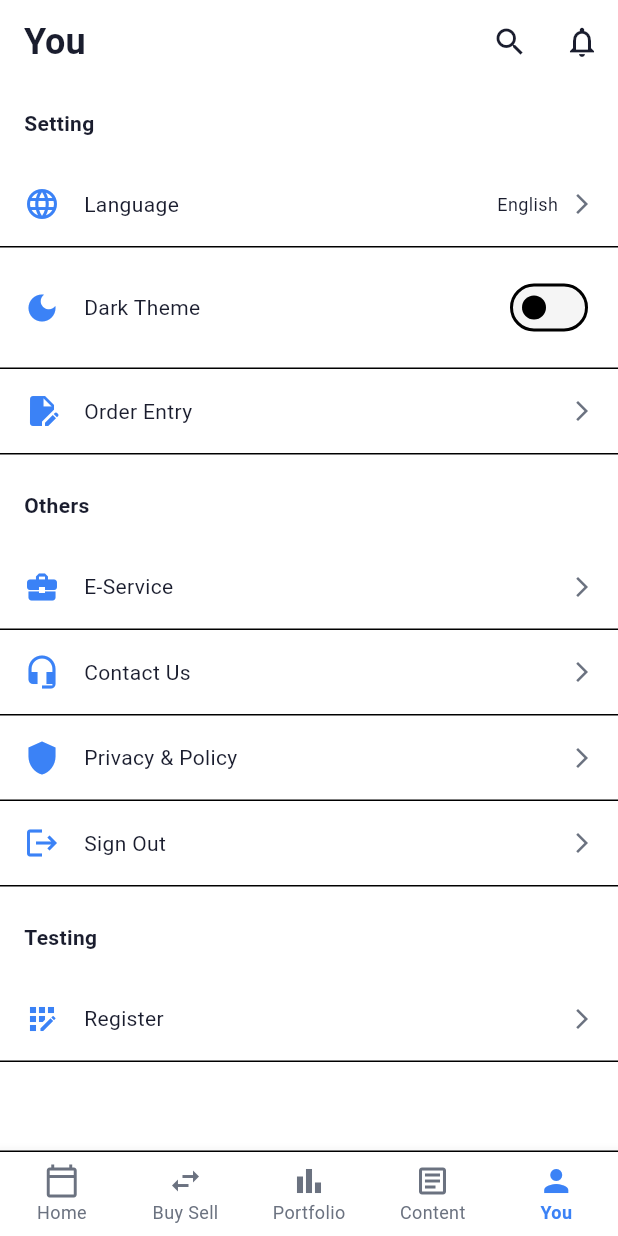
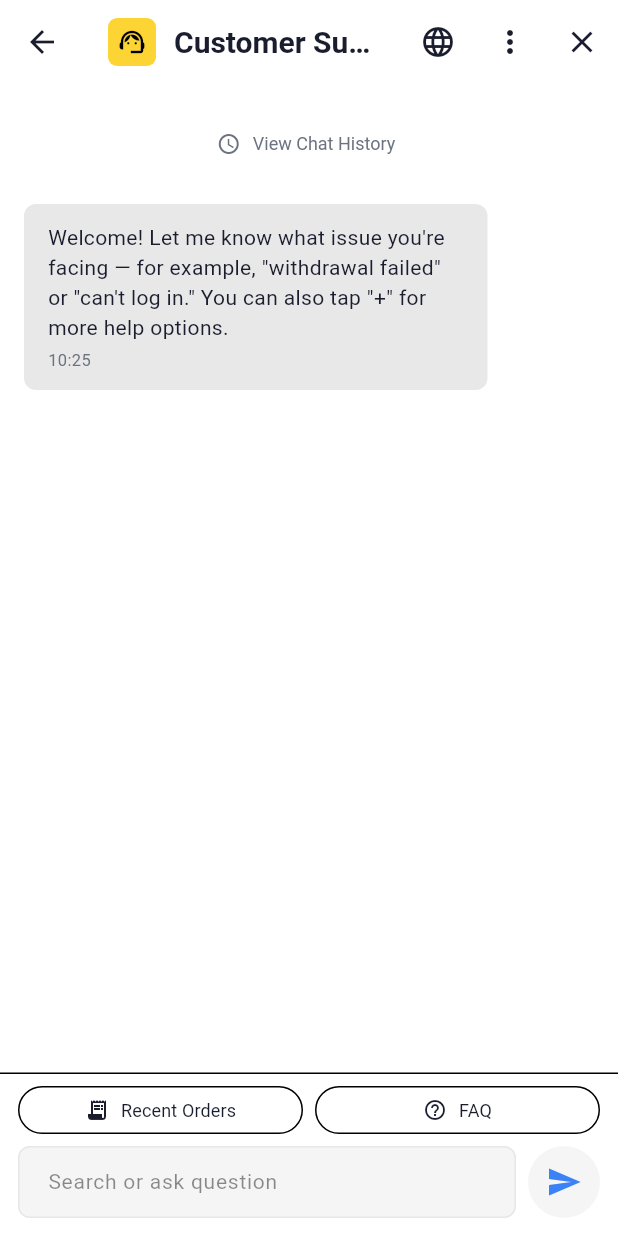
Before and after one commit to RievoCante/lib-light, a Flutter app: the SettingsPage screen opened by its route, after a tap on "Contact Us", on a phone screen of 412 x 824 dp. Run offline on Flutter 3.47's test engine with Material 3 defaults, Android fonts, the phone set to English and light mode, and no system bars; our stand-ins replace equatable, firebase_core, flutter_riverpod, flutter_secure_storage, go_router, image_picker and 3 more; missing offline and left inert: webview_flutter_android; accounts and stored records are empty.

Commit message:
add support page UI

```diff
--- a/lib/app.dart
+++ b/lib/app.dart
@@ -13,6 +13,7 @@ import 'presentation/screens/buy_sell/buy_sell_page.dart';
 import 'presentation/screens/portfolio/portfolio_page.dart';
 import 'presentation/screens/content/content_page.dart';
 import 'presentation/screens/settings/settings_page.dart';
+import 'presentation/screens/support/support_chat_page.dart';
 import 'presentation/widgets/navigation/bottom_nav_bar.dart';
 
 class LiberatorApp extends ConsumerStatefulWidget {
@@ -50,6 +51,10 @@ class _LiberatorAppState extends ConsumerState<LiberatorApp> {
       },
       routes: [
         GoRoute(path: '/login', builder: (context, state) => const LoginPage()),
+        GoRoute(
+          path: '/support-chat',
+          builder: (context, state) => const SupportChatPage(),
+        ),
         ShellRoute(
           builder: (context, state, child) {
             return MainScaffold(child: child);
--- /dev/null
+++ b/lib/data/models/support_message.dart
@@ -0,0 +1,47 @@
+// Support chat message model
+class SupportMessage {
+  final String id;
+  final String content;
+  final bool isFromUser;
+  final DateTime timestamp;
+  final MessageType type;
+
+  const SupportMessage({
+    required this.id,
+    required this.content,
+    required this.isFromUser,
+    required this.timestamp,
+    this.type = MessageType.text,
+  });
+}
+
+enum MessageType { text, faq }
+
+// FAQ item model
+class FaqItem {
+  final String id;
+  final String question;
+  final String answer;
+  final bool isExpanded;
+
+  const FaqItem({
+    required this.id,
+    required this.question,
+    required this.answer,
+    this.isExpanded = false,
+  });
+
+  FaqItem copyWith({
+    String? id,
+    String? question,
+    String? answer,
+    bool? isExpanded,
+  }) {
+    return FaqItem(
+      id: id ?? this.id,
+      question: question ?? this.question,
+      answer: answer ?? this.answer,
+      isExpanded: isExpanded ?? this.isExpanded,
+    );
+  }
+}
--- /dev/null
+++ b/lib/data/repositories/mock_chat_repository.dart
@@ -0,0 +1,71 @@
+// Mock chat repository for support chat
+import '../models/support_message.dart';
+
+class MockChatRepository {
+  // Get welcome message from support bot
+  static SupportMessage getWelcomeMessage() {
+    return SupportMessage(
+      id: 'welcome_1',
+      content:
+          'Welcome! Let me know what issue you\'re facing — for example, "withdrawal failed" or "can\'t log in." You can also tap "+" for more help options.',
+      isFromUser: false,
+      timestamp: DateTime.now().subtract(const Duration(minutes: 5)),
+      type: MessageType.text,
+    );
+  }
+
+  // Get FAQ items
+  static List<FaqItem> getFaqItems() {
+    return [
+      const FaqItem(
+        id: 'faq_1',
+        question: 'How to lift P2P suspension',
+        answer:
+            'To lift your P2P suspension, go to Settings > Account > P2P Trading. Follow the verification steps to resolve any issues. If you need further assistance, contact our support team.',
+      ),
+      const FaqItem(
+        id: 'faq_2',
+        question: 'How to find the Restrictions Removal Center',
+        answer:
+            'Navigate to your account settings, then select Security > Restrictions. You\'ll find the Removal Center there where you can view and appeal any restrictions on your account.',
+      ),
+      const FaqItem(
+        id: 'faq_3',
+        question: 'How do I know the result of the lift suspension appeal',
+        answer:
+            'You will receive a notification via email and in-app notification once your appeal has been reviewed. Typically, appeals are processed within 24-48 hours. You can also check the status in Settings > Account > Appeals.',
+      ),
+      const FaqItem(
+        id: 'faq_4',
+        question: 'If your appeal is not accepted/rejected',
+        answer:
+            'If your appeal is pending for more than 48 hours, please contact our support team directly. You can reach us via this chat or email support@liberator.co.th with your appeal reference number.',
+      ),
+      const FaqItem(
+        id: 'faq_5',
+        question: 'If your appeal is accepted/completed',
+        answer:
+            'Once your appeal is accepted, the restrictions will be lifted within 1-2 hours. You will receive a confirmation notification and can resume normal trading activities immediately.',
+      ),
+      const FaqItem(
+        id: 'faq_6',
+        question:
+            'If there is no P2P suspension on you, but you can\'t post ads',
+        answer:
+            'This might be due to other account restrictions or verification requirements. Please check: 1) Your KYC verification status, 2) Minimum account age requirements, 3) Trading volume requirements. Contact support if the issue persists.',
+      ),
+      const FaqItem(
+        id: 'faq_7',
+        question:
+            'EEA (Europe) residents pay attention to the MiCA Stablecoin Rules Implementation',
+        answer:
+            'As per MiCA regulations, EEA residents are subject to specific stablecoin trading limits and verification requirements. Please ensure your account is fully verified and review the latest compliance guidelines in Settings > Compliance.',
+      ),
+    ];
+  }
+
+  // Get all messages (welcome + user message)
+  static List<SupportMessage> getAllMessages() {
+    return [getWelcomeMessage()];
+  }
+}
--- a/lib/localization/app_localizations.dart
+++ b/lib/localization/app_localizations.dart
@@ -112,6 +112,12 @@ class AppLocalizations {
   String get pinPlaceholder => translate('pin_placeholder');
   String get testing => translate('testing');
   String get register => translate('register');
+  String get supportChat => translate('support_chat');
+  String get viewChatHistory => translate('view_chat_history');
+  String get recentOrders => translate('recent_orders');
+  String get searchOrAsk => translate('search_or_ask');
+  String get solved => translate('solved');
+  String get unsolved => translate('unsolved');
 
   bool get isThaiLanguage => locale.languageCode == 'th';
 }
--- a/lib/presentation/screens/settings/settings_page.dart
+++ b/lib/presentation/screens/settings/settings_page.dart
@@ -1,6 +1,7 @@
 // Settings (You) page with light theme
 import 'package:flutter/material.dart';
 import 'package:flutter_riverpod/flutter_riverpod.dart';
+import 'package:go_router/go_router.dart';
 import '../../../core/constants/app_colors.dart';
 import '../../../core/constants/app_text_styles.dart';
 import '../../../localization/app_localizations.dart';
@@ -134,7 +135,7 @@ class SettingsPage extends ConsumerWidget {
               color: Theme.of(context).textTheme.bodySmall?.color,
             ),
             onTap: () {
-              // Navigate to contact us
+              context.push('/support-chat');
             },
           ),
 
--- /dev/null
+++ b/lib/presentation/screens/support/support_chat_page.dart
@@ -0,0 +1,302 @@
+// Support chat page with FAQ and mock messages
+import 'package:flutter/material.dart';
+import 'package:flutter_riverpod/flutter_riverpod.dart';
+import '../../../core/constants/app_text_styles.dart';
+import '../../../data/models/support_message.dart';
+import '../../../data/repositories/mock_chat_repository.dart';
+import '../../../localization/app_localizations.dart';
+import '../../widgets/chat/message_bubble.dart';
+import '../../widgets/chat/faq_item_widget.dart';
+
+class SupportChatPage extends ConsumerStatefulWidget {
+  const SupportChatPage({super.key});
+
+  @override
+  ConsumerState<SupportChatPage> createState() => _SupportChatPageState();
+}
+
+class _SupportChatPageState extends ConsumerState<SupportChatPage> {
+  final TextEditingController _messageController = TextEditingController();
+  final ScrollController _scrollController = ScrollController();
+  List<FaqItem> _faqItems = [];
+  List<SupportMessage> _messages = [];
+  bool _showFaq = false;
+
+  @override
+  void initState() {
+    super.initState();
+    _faqItems = MockChatRepository.getFaqItems();
+    _messages = [MockChatRepository.getWelcomeMessage()];
+  }
+
+  @override
+  void dispose() {
+    _messageController.dispose();
+    _scrollController.dispose();
+    super.dispose();
+  }
+
+  void _toggleFaqItem(int index) {
+    setState(() {
+      _faqItems[index] = _faqItems[index].copyWith(
+        isExpanded: !_faqItems[index].isExpanded,
+      );
+    });
+  }
+
+  void _toggleFaqView() {
+    setState(() {
+      _showFaq = !_showFaq;
+    });
+  }
+
+  void _sendMessage() {
+    final text = _messageController.text.trim();
+    if (text.isEmpty) return;
+
+    setState(() {
+      _messages.add(
+        SupportMessage(
+          id: 'user_${DateTime.now().millisecondsSinceEpoch}',
+          content: text,
+          isFromUser: true,
+          timestamp: DateTime.now(),
+          type: MessageType.text,
+        ),
+      );
+      _messageController.clear();
+    });
+
+    // Auto-scroll to bottom after sending
+    WidgetsBinding.instance.addPostFrameCallback((_) {
+      if (_scrollController.hasClients) {
+        _scrollController.animateTo(
+          _scrollController.position.maxScrollExtent,
+          duration: const Duration(milliseconds: 300),
+          curve: Curves.easeOut,
+        );
+      }
+    });
+  }
+
+  @override
+  Widget build(BuildContext context) {
+    final l10n = AppLocalizations.of(context);
+    final isDarkMode = Theme.of(context).brightness == Brightness.dark;
+
+    return Scaffold(
+      appBar: AppBar(
+        leading: IconButton(
+          icon: const Icon(Icons.arrow_back),
+          onPressed: () => Navigator.pop(context),
+        ),
+        title: Row(
+          children: [
+            Container(
+              width: 32,
+              height: 32,
+              decoration: BoxDecoration(
+                color: isDarkMode
+                    ? const Color(0xFFF0B90B)
+                    : const Color(0xFFFCD535),
+                borderRadius: BorderRadius.circular(6),
+              ),
+              child: const Center(
+                child: Icon(Icons.support_agent, color: Colors.black, size: 20),
+              ),
+            ),
+            const SizedBox(width: 12),
+            Expanded(child: Text(l10n.supportChat, style: AppTextStyles.h3)),
+          ],
+        ),
+        actions: [
+          IconButton(icon: const Icon(Icons.language), onPressed: () {}),
+          IconButton(icon: const Icon(Icons.more_vert), onPressed: () {}),
+          IconButton(
+            icon: const Icon(Icons.close),
+            onPressed: () => Navigator.pop(context),
+          ),
+        ],
+      ),
+      body: Column(
+        children: [
+          Expanded(
+            child: ListView(
+              controller: _scrollController,
+              padding: const EdgeInsets.symmetric(vertical: 16),
+              children: [
+                // View Chat History button
+                Center(
+                  child: TextButton.icon(
+                    onPressed: () {},
+                    icon: Icon(
+                      Icons.access_time,
+                      size: 16,
+                      color: Theme.of(context).textTheme.bodySmall?.color,
+                    ),
+                    label: Text(
+                      l10n.viewChatHistory,
+                      style: AppTextStyles.bodySmall.copyWith(
+                        color: Theme.of(context).textTheme.bodySmall?.color,
+                      ),
+                    ),
+                  ),
+                ),
+
+                const SizedBox(height: 8),
+
+                // Messages
+                ..._messages.map((message) => MessageBubble(message: message)),
+
+                // FAQ Items (only show when _showFaq is true)
+                if (_showFaq) ...[
+                  const SizedBox(height: 16),
+                  ..._faqItems.asMap().entries.map((entry) {
+                    final index = entry.key;
+                    final faqItem = entry.value;
+                    return FaqItemWidget(
+                      faqItem: faqItem,
+                      onTap: () => _toggleFaqItem(index),
+                    );
+                  }),
+                ],
+
+                const SizedBox(height: 16),
+              ],
+            ),
+          ),
+
+          // Bottom buttons and input
+          Container(
+            decoration: BoxDecoration(
+              color: Theme.of(context).scaffoldBackgroundColor,
+              border: Border(
+                top: BorderSide(
+                  color: Theme.of(context).dividerColor,
+                  width: 1,
+                ),
+              ),
+            ),
+            child: Column(
+              mainAxisSize: MainAxisSize.min,
+              children: [
+                // Recent Orders and FAQ buttons
+                Padding(
+                  padding: const EdgeInsets.fromLTRB(12, 8, 12, 8),
+                  child: Row(
+                    children: [
+                      Expanded(
+                        child: OutlinedButton.icon(
+                          onPressed: () {}, // No function yet
+                          icon: const Icon(Icons.receipt_long, size: 16),
+                          label: Text(
+                            l10n.recentOrders,
+                            style: AppTextStyles.bodySmall,
+                          ),
+                          style: OutlinedButton.styleFrom(
+                            foregroundColor: Theme.of(
+                              context,
+                            ).textTheme.bodyMedium?.color,
+                            side: BorderSide(
+                              color: Theme.of(context).dividerColor,
+                            ),
+                            padding: const EdgeInsets.symmetric(
+                              horizontal: 12,
+                              vertical: 6,
+                            ),
+                            minimumSize: const Size(0, 32),
+                            tapTargetSize: MaterialTapTargetSize.shrinkWrap,
+                          ),
+                        ),
+                      ),
+                      const SizedBox(width: 8),
+                      Expanded(
+                        child: OutlinedButton.icon(
+                          onPressed: _toggleFaqView,
+                          icon: const Icon(Icons.help_outline, size: 16),
+                          label: Text('FAQ', style: AppTextStyles.bodySmall),
+                          style: OutlinedButton.styleFrom(
+                            foregroundColor: _showFaq
+                                ? Theme.of(context).primaryColor
+                                : Theme.of(context).textTheme.bodyMedium?.color,
+                            side: BorderSide(
+                              color: _showFaq
+                                  ? Theme.of(context).primaryColor
+                                  : Theme.of(context).dividerColor,
+                            ),
+                            padding: const EdgeInsets.symmetric(
+                              horizontal: 12,
+                              vertical: 6,
+                            ),
+                            minimumSize: const Size(0, 32),
+                            tapTargetSize: MaterialTapTargetSize.shrinkWrap,
+                          ),
+                        ),
+                      ),
+                    ],
+                  ),
+                ),
+
+                // Text input field
+                Padding(
+                  padding: const EdgeInsets.fromLTRB(12, 0, 12, 12),
+                  child: Row(
+                    children: [
+                      Expanded(
+                        child: TextField(
+                          controller: _messageController,
+                          decoration: InputDecoration(
+                            hintText: l10n.searchOrAsk,
+                            hintStyle: TextStyle(
+                              color: isDarkMode
+                                  ? Colors.white54
+                                  : Colors.black45,
+                            ),
+                            filled: true,
+                            fillColor: isDarkMode
+                                ? const Color(0xFF2B3139)
+                                : Colors.grey[100],
+                            border: OutlineInputBorder(
+                              borderRadius: BorderRadius.circular(8),
+                              borderSide: BorderSide.none,
+                            ),
+                            contentPadding: const EdgeInsets.symmetric(
+                              horizontal: 16,
+                              vertical: 12,
+                            ),
+                          ),
+                          style: AppTextStyles.bodyMedium.copyWith(
+                            color: Theme.of(
+                              context,
+                            ).textTheme.bodyMedium?.color,
+                          ),
+                          maxLines: null,
+                          textInputAction: TextInputAction.send,
+                          onSubmitted: (_) => _sendMessage(),
+                        ),
+                      ),
+                      const SizedBox(width: 8),
+                      IconButton(
+                        onPressed: _sendMessage,
+                        icon: Icon(
+                          Icons.send,
+                          color: Theme.of(context).primaryColor,
+                        ),
+                        padding: const EdgeInsets.all(12),
+                        style: IconButton.styleFrom(
+                          backgroundColor: isDarkMode
+                              ? const Color(0xFF2B3139)
+                              : Colors.grey[100],
+                        ),
+                      ),
+                    ],
+                  ),
+                ),
+              ],
+            ),
+          ),
+        ],
+      ),
+    );
+  }
+}
--- /dev/null
+++ b/lib/presentation/widgets/chat/message_bubble.dart
@@ -0,0 +1,69 @@
+// Message bubble widget for chat
+import 'package:flutter/material.dart';
+import '../../../core/constants/app_text_styles.dart';
+import '../../../data/models/support_message.dart';
+
+class MessageBubble extends StatelessWidget {
+  final SupportMessage message;
+
+  const MessageBubble({super.key, required this.message});
+
+  @override
+  Widget build(BuildContext context) {
+    final isUser = message.isFromUser;
+    final isDarkMode = Theme.of(context).brightness == Brightness.dark;
+
+    return Align(
+      alignment: isUser ? Alignment.centerRight : Alignment.centerLeft,
+      child: Container(
+        constraints: BoxConstraints(
+          maxWidth: MediaQuery.of(context).size.width * 0.75,
+        ),
+        margin: EdgeInsets.only(
+          left: isUser ? 64 : 16,
+          right: isUser ? 16 : 64,
+          top: 8,
+          bottom: 8,
+        ),
+        padding: const EdgeInsets.symmetric(horizontal: 16, vertical: 12),
+        decoration: BoxDecoration(
+          color: isUser
+              ? (isDarkMode ? const Color(0xFFE5B800) : const Color(0xFFF0B90B))
+              : (isDarkMode
+                    ? const Color(0xFF2B3139)
+                    : const Color(0xFFE8E8E8)),
+          borderRadius: BorderRadius.circular(8),
+        ),
+        child: Column(
+          crossAxisAlignment: CrossAxisAlignment.start,
+          children: [
+            Text(
+              message.content,
+              style: AppTextStyles.bodyMedium.copyWith(
+                color: isUser
+                    ? (isDarkMode ? Colors.black : Colors.black87)
+                    : Theme.of(context).textTheme.bodyMedium?.color,
+              ),
+            ),
+            const SizedBox(height: 4),
+            Text(
+              _formatTime(message.timestamp),
+              style: AppTextStyles.caption.copyWith(
+                color: isUser
+                    ? (isDarkMode ? Colors.black54 : Colors.black54)
+                    : Theme.of(context).textTheme.bodySmall?.color,
+                fontSize: 11,
+              ),
+            ),
+          ],
+        ),
+      ),
+    );
+  }
+
+  String _formatTime(DateTime timestamp) {
+    final hour = timestamp.hour.toString().padLeft(2, '0');
+    final minute = timestamp.minute.toString().padLeft(2, '0');
+    return '$hour:$minute';
+  }
+}
```
Also changed, not shown: lib/localization/en.json (+7 -1 lines), lib/localization/th.json (+7 -1 lines), lib/presentation/widgets/chat/chat_input.dart (added, +55 -0 lines), lib/presentation/widgets/chat/faq_item_widget.dart (added, +65 -0 lines).
